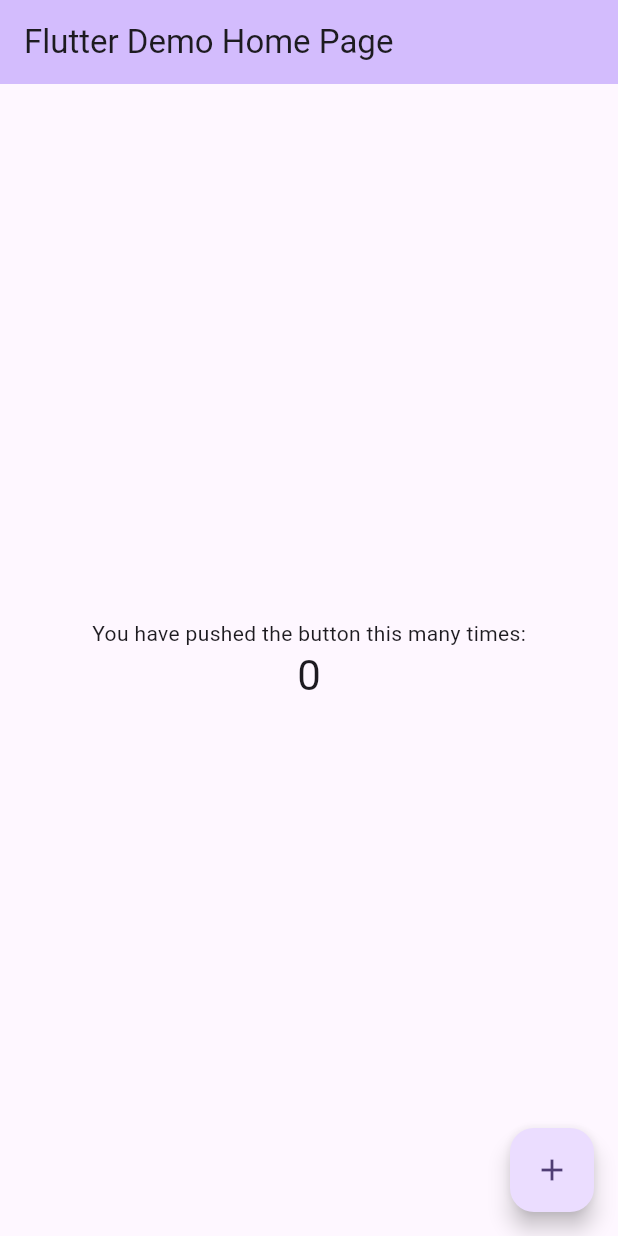
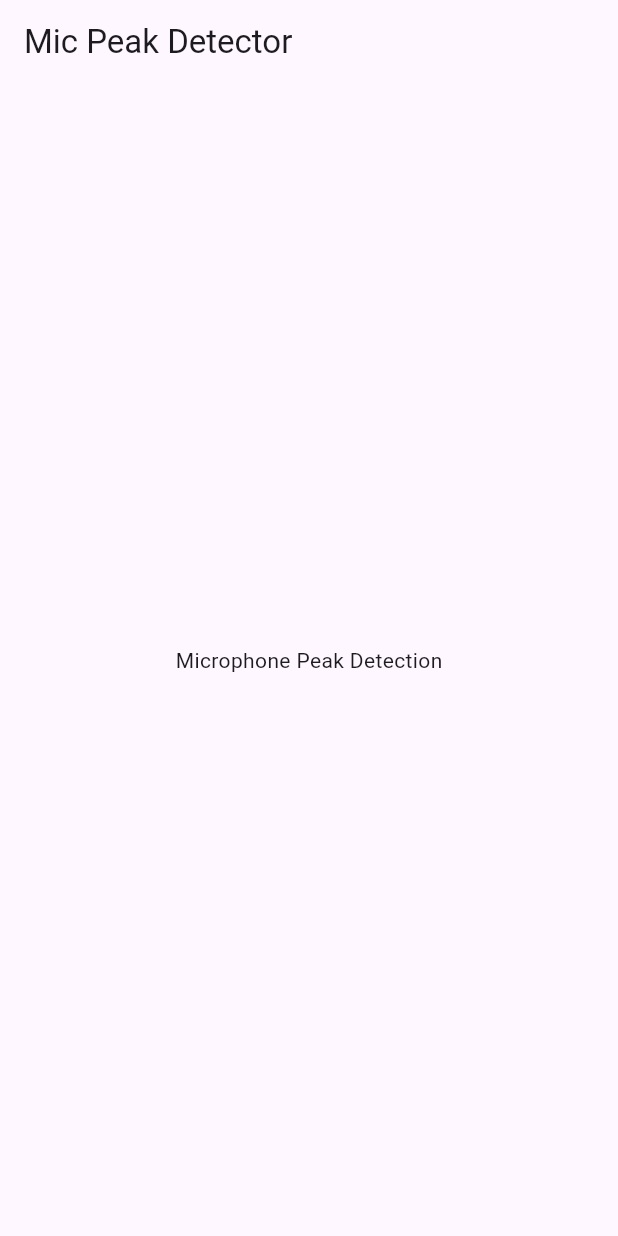
Before and after one commit to SzabadosA/tap_out, a Flutter app: the screen it shows after launch, on a phone screen of 412 x 824 dp. Run offline on Flutter 3.47's test engine with Material 3 defaults, Android fonts, the phone set to English and light mode, and no system bars; missing offline and left inert: mic_stream; statements that could not run were skipped.

Commit message:
test mic_stream, read live audio data

```diff
--- a/lib/main.dart
+++ b/lib/main.dart
@@ -1,125 +1,73 @@
+import 'dart:async';
 import 'package:flutter/material.dart';
+import 'package:mic_stream/mic_stream.dart';
 
 void main() {
-  runApp(const MyApp());
+  runApp(TapOutApp());
 }
 
-class MyApp extends StatelessWidget {
-  const MyApp({super.key});
-
-  // This widget is the root of your application.
+class TapOutApp extends StatefulWidget {
   @override
-  Widget build(BuildContext context) {
-    return MaterialApp(
-      title: 'Flutter Demo',
-      theme: ThemeData(
-        // This is the theme of your application.
-        //
-        // TRY THIS: Try running your application with "flutter run". You'll see
-        // the application has a purple toolbar. Then, without quitting the app,
-        // try changing the seedColor in the colorScheme below to Colors.green
-        // and then invoke "hot reload" (save your changes or press the "hot
-        // reload" button in a Flutter-supported IDE, or press "r" if you used
-        // the command line to start the app).
-        //
-        // Notice that the counter didn't reset back to zero; the application
-        // state is not lost during the reload. To reset the state, use hot
-        // restart instead.
-        //
-        // This works for code too, not just values: Most code changes can be
-        // tested with just a hot reload.
-        colorScheme: ColorScheme.fromSeed(seedColor: Colors.deepPurple),
-        useMaterial3: true,
-      ),
-      home: const MyHomePage(title: 'Flutter Demo Home Page'),
-    );
-  }
+  _TapOutAppState createState() => _TapOutAppState();
 }
 
-class MyHomePage extends StatefulWidget {
-  const MyHomePage({super.key, required this.title});
-
-  // This widget is the home page of your application. It is stateful, meaning
-  // that it has a State object (defined below) that contains fields that affect
-  // how it looks.
-
-  // This class is the configuration for the state. It holds the values (in this
-  // case the title) provided by the parent (in this case the App widget) and
-  // used by the build method of the State. Fields in a Widget subclass are
-  // always marked "final".
-
-  final String title;
+class _TapOutAppState extends State<TapOutApp> {
+  Stream<List<int>>? stream;
+  List<int> currentSamples = [];
+  double threshold = 0.1; // Set threshold for peak detection
 
   @override
-  State<MyHomePage> createState() => _MyHomePageState();
-}
+  void initState() {
+    super.initState();
+    initStream();
+  }
 
-class _MyHomePageState extends State<MyHomePage> {
-  int _counter = 0;
+  void initStream() {
+    stream = MicStream.microphone(
+      audioFormat: AudioFormat.ENCODING_PCM_8BIT,
+    );
+    stream!.listen((samples) {
+      double currentPeak = _calculatePeak(samples);
+      if (currentPeak > threshold) {
+        print("Peak detected!");
+      }
+      setState(() {
+        currentSamples = samples;
+      });
+    });
+  }
 
-  void _incrementCounter() {
-    setState(() {
-      // This call to setState tells the Flutter framework that something has
-      // changed in this State, which causes it to rerun the build method below
-      // so that the display can reflect the updated values. If we changed
-      // _counter without calling setState(), then the build method would not be
-      // called again, and so nothing would appear to happen.
-      _counter++;
-    });
+  double _calculatePeak(List<int> samples) {
+    double maxAmplitude = 0.0;
+    for (var sample in samples) {
+      double currentAmplitude =
+          sample as double; // Adjust range to 0-255 then normalize
+      print(currentAmplitude);
+      if (currentAmplitude > maxAmplitude) {
+        maxAmplitude = currentAmplitude;
+      }
+    }
+    return maxAmplitude;
   }
 
   @override
   Widget build(BuildContext context) {
-    // This method is rerun every time setState is called, for instance as done
-    // by the _incrementCounter method above.
-    //
-    // The Flutter framework has been optimized to make rerunning build methods
-    // fast, so that you can just rebuild anything that needs updating rather
-    // than having to individually change instances of widgets.
-    return Scaffold(
-      appBar: AppBar(
-        // TRY THIS: Try changing the color here to a specific color (to
-        // Colors.amber, perhaps?) and trigger a hot reload to see the AppBar
-        // change color while the other colors stay the same.
-        backgroundColor: Theme.of(context).colorScheme.inversePrimary,
-        // Here we take the value from the MyHomePage object that was created by
-        // the App.build method, and use it to set our appbar title.
-        title: Text(widget.title),
-      ),
-      body: Center(
-        // Center is a layout widget. It takes a single child and positions it
-        // in the middle of the parent.
-        child: Column(
-          // Column is also a layout widget. It takes a list of children and
-          // arranges them vertically. By default, it sizes itself to fit its
-          // children horizontally, and tries to be as tall as its parent.
-          //
-          // Column has various properties to control how it sizes itself and
-          // how it positions its children. Here we use mainAxisAlignment to
-          // center the children vertically; the main axis here is the vertical
-          // axis because Columns are vertical (the cross axis would be
-          // horizontal).
-          //
-          // TRY THIS: Invoke "debug painting" (choose the "Toggle Debug Paint"
-          // action in the IDE, or press "p" in the console), to see the
-          // wireframe for each widget.
-          mainAxisAlignment: MainAxisAlignment.center,
-          children: <Widget>[
-            const Text(
-              'You have pushed the button this many times:',
-            ),
-            Text(
-              '$_counter',
-              style: Theme.of(context).textTheme.headlineMedium,
-            ),
-          ],
+    return MaterialApp(
+      home: Scaffold(
+        appBar: AppBar(
+          title: Text('Mic Peak Detector'),
+        ),
+        body: Center(
+          child: Column(
+            mainAxisAlignment: MainAxisAlignment.center,
+            children: <Widget>[
+              Text('Microphone Peak Detection'),
+              if (currentSamples.isNotEmpty)
+                Text('Current Peak Level: ${_calculatePeak(currentSamples)}')
+            ],
+          ),
         ),
       ),
-      floatingActionButton: FloatingActionButton(
-        onPressed: _incrementCounter,
-        tooltip: 'Increment',
-        child: const Icon(Icons.add),
-      ), // This trailing comma makes auto-formatting nicer for build methods.
     );
   }
 }
--- a/pubspec.yaml
+++ b/pubspec.yaml
@@ -30,6 +30,7 @@ environment:
 dependencies:
   flutter:
     sdk: flutter
+  mic_stream: ^0.7.1+2
 
 
   # The following adds the Cupertino Icons font to your application.
```
Also changed, not shown: pubspec.lock, 3 other files.
